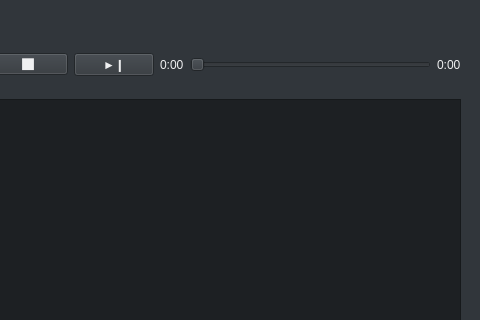
The window that audioplayer.ui (Jacute/ap) describes before a commit, drawn with Qt 5; both pictures show x 544 to 1024 and y 0 to 320 of the 1024 by 778 pixel window.
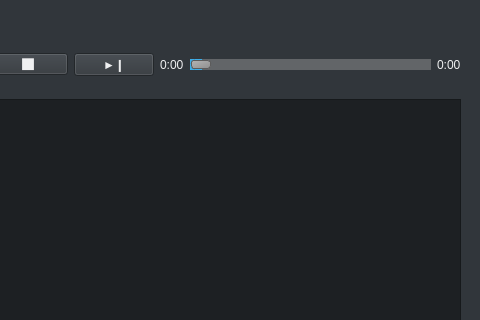
The same window after the commit. Icons and pictures are not drawn.

Commit message: Изменения в комментариях и интерфейсе

The edit to the form file:
```diff
--- a/audioplayer.ui
+++ b/audioplayer.ui
@@ -711,6 +711,92 @@
         </item>
         <item>
          <widget class="QSlider" name="time_slider">
+          <property name="styleSheet">
+           <string notr="true">QSlider::groove:horizontal {
+    border: 1px solid #999999;
+    height: 5px; /* the groove expands to the size of the slider by default. by giving it a height, it has a fixed size */
+    background: qlineargradient(x1:0, y1:0, x2:0, y2:1, stop:0 #B1B1B1, stop:1 #c4c4c4);
+    margin: 2px 0;
+}
+
+QSlider::handle:horizontal {
+    background: qlineargradient(x1:0, y1:0, x2:1, y2:1, stop:0 #b4b4b4, stop:1 #8f8f8f);
+    border: 1px solid #5c5c5c;
+    width: 18px;
+    margin: -2px 0; /* handle is placed by default on the contents rect of the groove. Expand outside the groove */
+    border-radius: 3px;
+}
+
+QSlider::handle:vertical
+{
+    background: #1d2023;
+    border: 0.04em solid #626568;
+    width: 0.7em;
+    height: 0.7em;
+    border-radius: 0.35em;
+}
+
+QSlider:horizontal
+{
+    height: 2em;
+}
+
+QSlider:vertical
+{
+    width: 2em;
+}
+
+QSlider::handle:horizontal
+{
+    margin: -0.23em 0;
+}
+
+QSlider::handle:vertical
+{
+    margin: 0 -0.23em;
+}
+
+QSlider::groove:horizontal,
+QSlider::groove:vertical
+{
+    background: #2c3034;
+    border: 0em solid #31363b;
+    border-radius: 0.19em;
+}
+
+QSlider::groove:vertical
+{
+    width: 0.4em;
+}
+
+QSlider::handle:horizontal:hover,
+QSlider::handle:horizontal:focus,
+QSlider::handle:vertical:hover,
+QSlider::handle:vertical:focus
+{
+    border: 0.04em solid #3daee9;
+}
+
+QSlider::handle:horizontal:!focus:!hover,
+QSlider::handle:vertical:!focus:!hover
+{
+    border: 0.04em solid #626568;
+}
+
+QSlider::sub-page:horizontal,
+QSlider::add-page:vertical
+{
+    background: #3daee9;
+    border-radius: 0.19em;
+}
+
+QSlider::add-page:horizontal,
+QSlider::sub-page:vertical
+{
+    background: #626568;
+    border-radius: 0.19em;
+}</string>
+          </property>
           <property name="orientation">
            <enum>Qt::Horizontal</enum>
           </property>
```
The commit also changes 1 other file.
